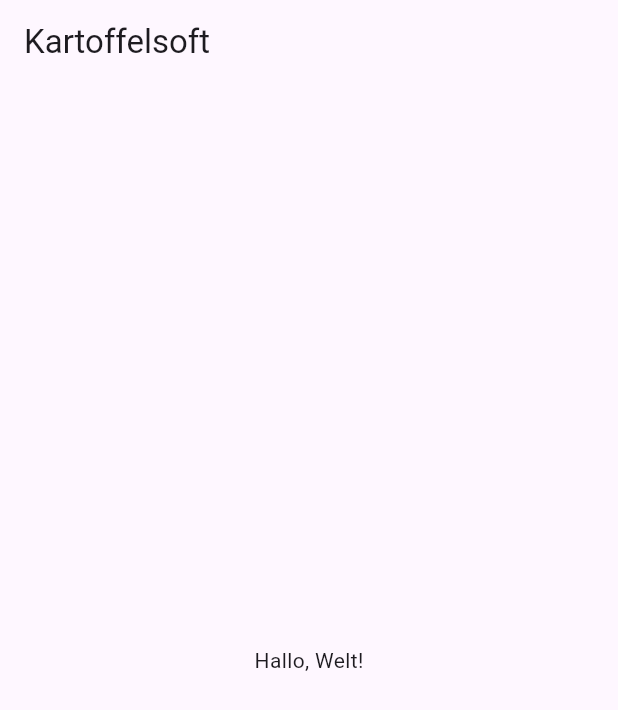
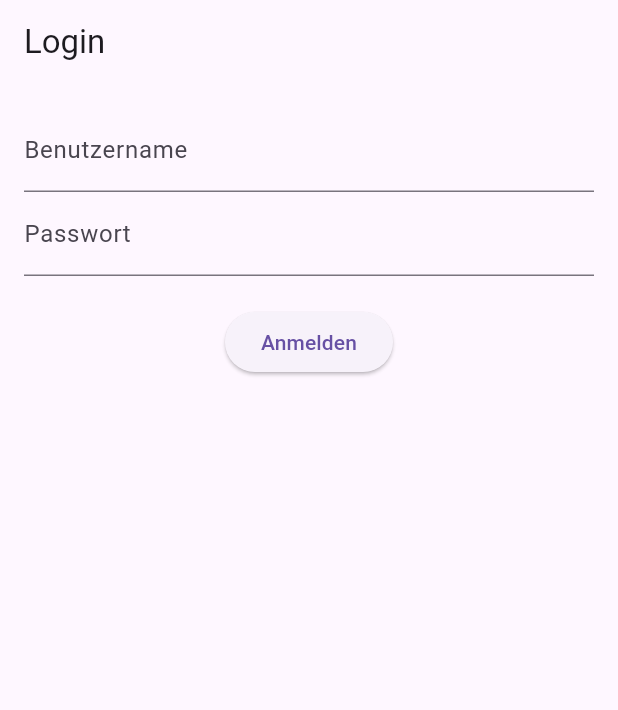
Before and after one commit to MarcoDeDev/Kartoffelsoft_frontend-Flutter, a Flutter app: the screen it shows after launch, on a phone screen of 412 x 824 dp. Shown: the top 710 px of the screen. Run offline on Flutter 3.47's test engine with Material 3 defaults, Android fonts, the phone set to English and light mode, and no system bars.

Commit message:
Login-Feature Implementierung

```diff
--- a/lib/main.dart
+++ b/lib/main.dart
@@ -1,4 +1,8 @@
+// lib/main.dart
+
 import 'package:flutter/material.dart';
+import 'package:kartofelsoft_frontend/screens/login_screen.dart';
+import 'package:kartofelsoft_frontend/screens/register_screen.dart';
 
 void main() {
   runApp(const MyApp());
@@ -10,14 +14,17 @@ class MyApp extends StatelessWidget {
   @override
   Widget build(BuildContext context) {
     return MaterialApp(
-      home: Scaffold(
-        appBar: AppBar(
-          title: const Text('Kartoffelsoft'),
-        ),
-        body: const Center(
-          child: Text('Hallo, Welt!'),
-        ),
+      title: 'Kartoffelsoft',
+      theme: ThemeData(
+        primarySwatch: Colors.blue,
       ),
+      initialRoute: '/login', // Definiert die Startroute
+      routes: {
+        '/login': (context) => LoginScreen(),
+        '/register': (context) => RegisterScreen(),
+        // Später hier die Hauptseite hinzufügen
+        // '/home': (context) => MainScreen(),
+      },
     );
   }
 }
--- /dev/null
+++ b/lib/screens/login_screen.dart
@@ -0,0 +1,98 @@
+// lib/screens/login_screen.dart
+
+import 'package:flutter/material.dart';
+import '../services/mitarbeiter_service.dart';
+
+class LoginScreen extends StatefulWidget {
+  @override
+  _LoginScreenState createState() => _LoginScreenState();
+}
+
+class _LoginScreenState extends State<LoginScreen> {
+
+  final _formKey = GlobalKey<FormState>();
+  // Controller für die Textfelder
+  final TextEditingController _usernameController = TextEditingController();
+  final TextEditingController _passwordController = TextEditingController();
+
+  final MitarbeiterService _mitarbeiterService = MitarbeiterService();
+
+  // Funktion für die Anmelde-Logik
+  void _login() async{
+
+    if (_formKey.currentState!.validate()) {
+      try {
+        final username = _usernameController.text;
+        final password = _passwordController.text;
+
+        await _mitarbeiterService.loginMitarbeiter(username, password);
+
+        // TODO: Navigiere zur Hauptseite bei Erfolg
+        print('Login erfolgreich');
+      }
+      catch (e) {
+        print('Login fehlgeschlagen: $e');
+      }
+    }
+  }
+
+  @override
+  void dispose() {
+    _usernameController.dispose();
+    _passwordController.dispose();
+    super.dispose();
+  }
+
+  @override
+  Widget build(BuildContext context) {
+
+    return Scaffold(
+
+      appBar: AppBar(
+        title: Text('Login'),
+      ),
+
+      body: Padding(
+        padding: const EdgeInsets.all(16.0),
+
+        child: Form(
+          key: _formKey,
+
+          child: Column(
+            children: [
+
+              TextFormField(
+                controller: _usernameController,
+                decoration: InputDecoration(labelText: 'Benutzername',),
+                validator: (value) => value!.isEmpty ? 'Bitte geben Sie Ihren Benutzernamen ein.' : null,
+              ),
+
+              TextFormField(
+                controller: _passwordController,
+                obscureText: true, // Versteckt das eingegebene Passwort
+                decoration: InputDecoration(labelText: 'Passwort',),
+                validator: (value) => value!.isEmpty ? 'Bitte geben Sie Ihr Passwort ein.' : null,
+              ),
+
+              SizedBox(height: 20.0),
+
+              ElevatedButton(
+                onPressed: _login,
+                child: Text('Anmelden'),
+              ),
+
+              // TextButton(
+              //   onPressed: () {
+              //     // Navigiert zur Registrierungsseite über den benannten Pfad
+              //     Navigator.pushNamed(context, '/register');
+              //   },
+              //   child: Text('Neu hier? Registrieren'),
+              // ),
+
+            ],
+          ),
+        ),
+      ),
+    );
+  }
+}
```
Also changed, not shown: lib/services/mitarbeiter_service.dart (+22 -2 lines).
